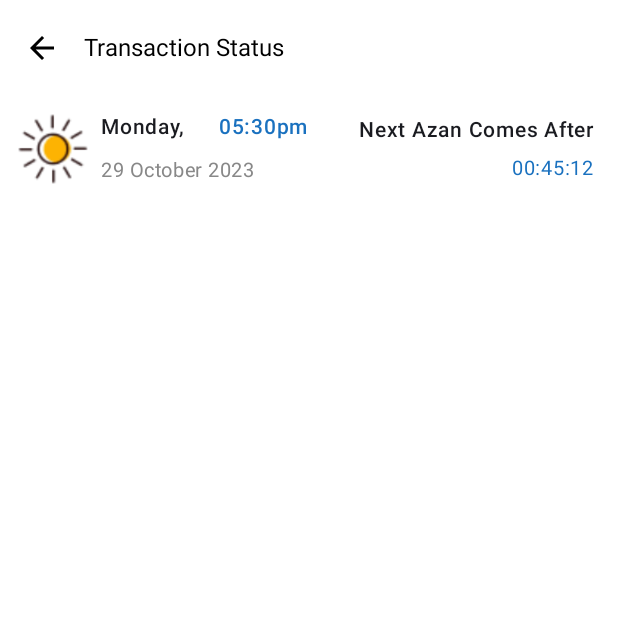
After one commit to shimul53/RegistrationUI, an Android app built with Jetpack Compose: the composable PrayerTimeUI shown on its own in the app's theme, on a phone screen of 412 x 824 dp, the top half of it. The commit adds this screen. Run offline under Robolectric (Android 15) with nearby library versions, the phone set to English and light mode, and no system bars.

Commit message:
Transaction status ui and prayer ui

```diff
--- /dev/null
+++ b/app/src/main/java/com/example/registrationui/ui/PrayerTimeUI.kt
@@ -0,0 +1,182 @@
+package com.example.registrationui.ui
+
+import androidx.compose.foundation.Image
+import androidx.compose.foundation.background
+import androidx.compose.foundation.border
+import androidx.compose.foundation.layout.Arrangement
+import androidx.compose.foundation.layout.Box
+import androidx.compose.foundation.layout.Column
+import androidx.compose.foundation.layout.Row
+import androidx.compose.foundation.layout.Spacer
+import androidx.compose.foundation.layout.fillMaxSize
+import androidx.compose.foundation.layout.fillMaxWidth
+import androidx.compose.foundation.layout.height
+import androidx.compose.foundation.layout.imePadding
+import androidx.compose.foundation.layout.navigationBarsPadding
+import androidx.compose.foundation.layout.padding
+import androidx.compose.foundation.layout.size
+import androidx.compose.foundation.layout.width
+import androidx.compose.foundation.shape.CircleShape
+import androidx.compose.material.icons.Icons
+import androidx.compose.material.icons.filled.ArrowBack
+import androidx.compose.material3.ExperimentalMaterial3Api
+import androidx.compose.material3.Icon
+import androidx.compose.material3.IconButton
+import androidx.compose.material3.MaterialTheme
+import androidx.compose.material3.Scaffold
+import androidx.compose.material3.Text
+import androidx.compose.material3.TopAppBar
+import androidx.compose.material3.TopAppBarDefaults
+import androidx.compose.runtime.Composable
+import androidx.compose.runtime.rememberCoroutineScope
+import androidx.compose.ui.Alignment
+import androidx.compose.ui.Modifier
+import androidx.compose.ui.draw.clip
+import androidx.compose.ui.graphics.Color
+import androidx.compose.ui.graphics.painter.Painter
+import androidx.compose.ui.res.painterResource
+import androidx.compose.ui.text.font.FontWeight
+import androidx.compose.ui.text.style.TextAlign
+import androidx.compose.ui.unit.dp
+import androidx.compose.ui.unit.sp
+import androidx.navigation.NavHostController
+import com.example.registrationui.R
+import kotlinx.coroutines.launch
+
+@OptIn(ExperimentalMaterial3Api::class)
+@Composable
+fun PrayerTimeUI(navController: NavHostController) {
+    val scope = rememberCoroutineScope()
+
+    Scaffold(
+        containerColor = Color.White,
+        modifier = Modifier
+            .navigationBarsPadding()
+            .fillMaxSize()
+            .imePadding(),
+        topBar = {
+            TopAppBar(
+                colors = TopAppBarDefaults.topAppBarColors(
+                    containerColor = Color.White,
+                    actionIconContentColor = Color.Black,
+                    navigationIconContentColor = Color.Black,
+                    scrolledContainerColor = Color.White,
+                    titleContentColor = Color.Black
+                ),
+                title = {
+                    Text(
+                        "Transaction Status",
+                        color = Color.Black,
+                        fontSize = 16.sp
+                    )
+                },
+                navigationIcon = {
+                    IconButton(onClick = { scope.launch { navController.popBackStack() } }) {
+                        Icon(Icons.Default.ArrowBack, contentDescription = "Back")
+                    }
+                }
+            )
+        }
+    ) { paddingValues ->
+        Box(
+            modifier = Modifier
+                .fillMaxSize()
+                .padding(paddingValues)
+                .background(Color.White),
+            contentAlignment = Alignment.TopStart // Center the content inside the Box
+        ) {
+            Column {
+                ImageTextRow( image = painterResource(id = R.drawable.sun_image), // Replace with your image
+                    dayText = "Monday,",
+                    dateText = "29 October 2023", timeText = " 05:30pm", nextAzanText ="Next Azan Comes After" , nextAzanTimeText = "00:45:12")
+
+
+            }
+
+        }
+    }
+}
+
+
+@Composable
+fun ImageTextRow(
+    image: Painter,
+    dayText: String,
+    dateText: String,
+    nextAzanText: String,
+    nextAzanTimeText: String,
+    timeText: String,
+    modifier: Modifier = Modifier
+) {
+    Row(
+        modifier = modifier
+            .fillMaxWidth()
+            .padding(5.dp),
+        verticalAlignment = Alignment.CenterVertically,
+        horizontalArrangement = Arrangement.SpaceBetween
+    ) {
+        // Image and text on the left side
+        Row(
+            modifier = Modifier.weight(1f),
+            verticalAlignment = Alignment.CenterVertically
+        ) {
+            Image(
+                painter = image,
+                contentDescription = null,
+                modifier = Modifier
+                    .size(60.dp)
+                    .clip(CircleShape)
+            )
+
+            Spacer(modifier = Modifier.width(2.dp))
+
+            Column(
+                verticalArrangement = Arrangement.Center
+            ) {
+                Row(
+                    modifier = modifier
+                        .fillMaxWidth(),
+                    verticalAlignment = Alignment.CenterVertically,
+                    horizontalArrangement = Arrangement.SpaceBetween
+                ) {
+                    Text(
+                        text = dayText,
+                        fontSize = 14.sp, fontWeight = FontWeight.SemiBold
+                    )
+                    Spacer(modifier = Modifier.height(2.dp))
+                    Text(
+                        text = timeText,
+                        color = Color(0xff1a71bf),
+                        fontSize = 14.sp,fontWeight = FontWeight.SemiBold
+                    )
+                }
+
+                Spacer(modifier = Modifier.height(5.dp))
+
+                Text(
+                    text = dateText,
+                    color = Color.Gray,
+                    fontSize = 13.sp
+                )
+            }
+        }
+
+        // Texts on the right side
+        Column(
+            verticalArrangement = Arrangement.Center,
+            horizontalAlignment = Alignment.End,
+            modifier = Modifier.weight(1f).padding(end = 10.dp)
+        ) {
+            Text(
+                text = nextAzanText,
+                fontSize = 14.sp,fontWeight = FontWeight.SemiBold
+            )
+            Spacer(modifier = Modifier.height(2.dp))
+            Text(
+                text = nextAzanTimeText,
+                color = Color(0xff1a71bf),
+                fontSize = 13.sp, textAlign = TextAlign.Start
+            )
+        }
+    }
+}
```
Also changed, not shown: app/src/main/java/com/example/registrationui/ui/TicketShapeUI.kt (+139 -18 lines), app/src/main/java/com/example/registrationui/ui/TransactionStatusUI.kt (added, +241 -0 lines), app/src/main/res/drawable/success_icon.png (added), app/src/main/res/drawable/sun_image.png (added).
